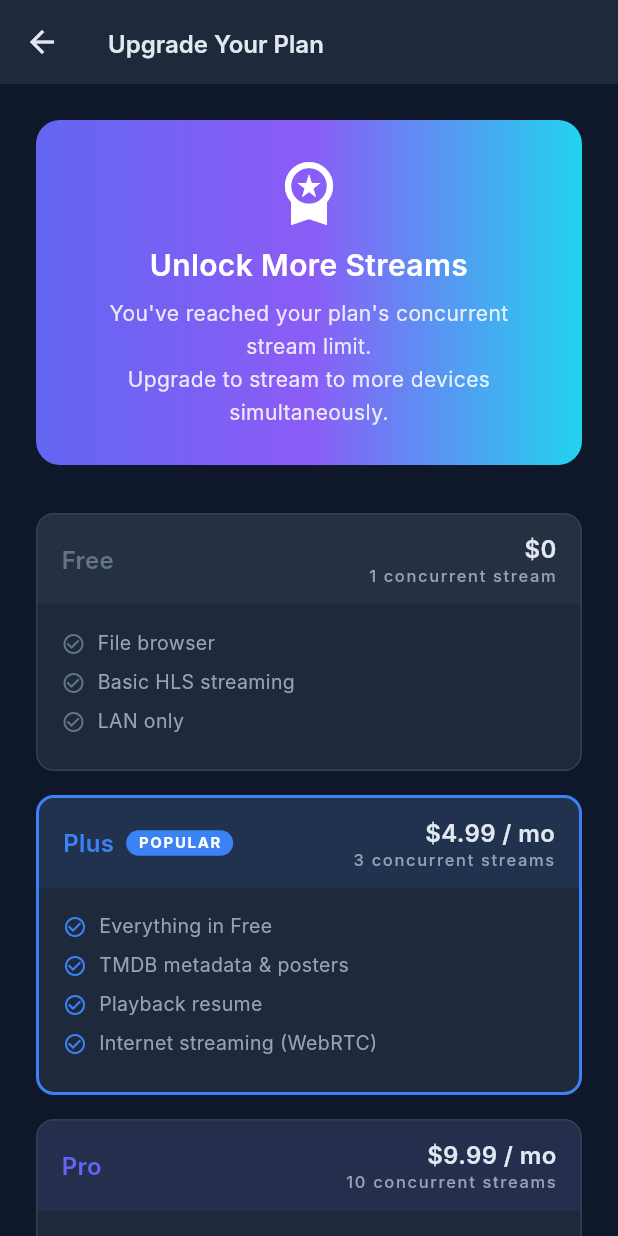
After one commit to Marshal-GG/Fluxora-Personal-Streaming-Platform, a Flutter app: the UpgradeScreen screen opened directly, on a phone screen of 412 x 824 dp. The commit adds this screen. Run offline on Flutter 3.47's test engine with Material 3 defaults, Android fonts, the phone set to English and light mode, and no system bars; our stand-ins replace cached_network_image, dio, flutter_bloc, flutter_secure_storage, freezed_annotation, get_it and 3 more; missing offline and left inert: flutter_webrtc, media_kit, media_kit_video; accounts and stored records are empty; Roboto replaces fonts that are missing (Inter).

Commit message:
feat(phase4): self-hosted license key service + mobile upgrade flow
Server:
- Add license_service.py — HMAC-SHA256 key gen/validation (FLUXORA-<TIER>-<EXPIRY>-<SIG>)
- Enrich GET/PATCH /settings responses with license_status + license_tier
- Add format-level license_key validator to UpdateSettingsBody
- Add FLUXORA_LICENSE_SECRET to config; advisory mode when absent
- 20 new unit tests (test_license_service.py) — happy/expired/bad-sig/malformed/advisory

Mobile:
- Add _TierLimitView to PlayerScreen — branded 429 handler → UpgradeScreen push
- Add UpgradeScreen — tier comparison cards + 4-step activation guide
- Add UpgradeState + LicenseSubmitStatus plain Dart classes (no freezed)

Docs:
- Sync backend arch: license_service in structure + service map + test counts
- Sync frontend arch: upgrade feature, route table, tier limit design notes
- Sync roadmap: license key validation ✅, payment provider 🔲 Planned
- Update CLAUDE.md: phase 4 active + commit format section

```diff
--- /dev/null
+++ b/apps/mobile/lib/features/upgrade/presentation/screens/upgrade_screen.dart
@@ -0,0 +1,350 @@
+import 'package:flutter/material.dart';
+import 'package:fluxora_core/constants/app_colors.dart';
+import 'package:fluxora_core/constants/app_typography.dart';
+
+/// Shown when the user hits a tier limit (PlayerTierLimit state / 429 response).
+///
+/// Explains the subscription tiers, current limits, and instructs the user to
+/// activate a license key via the Fluxora Desktop Control Panel.
+class UpgradeScreen extends StatelessWidget {
+  const UpgradeScreen({super.key});
+
+  @override
+  Widget build(BuildContext context) {
+    return Scaffold(
+      backgroundColor: AppColors.background,
+      appBar: AppBar(
+        backgroundColor: AppColors.surface,
+        title: const Text('Upgrade Your Plan'),
+        leading: BackButton(
+          color: AppColors.textPrimary,
+          onPressed: () => Navigator.of(context).pop(),
+        ),
+      ),
+      body: SafeArea(
+        child: SingleChildScrollView(
+          padding: const EdgeInsets.all(24),
+          child: Column(
+            crossAxisAlignment: CrossAxisAlignment.stretch,
+            children: [
+              // Header
+              _GradientHeader(),
+              const SizedBox(height: 32),
+
+              // Tier cards
+              ..._kTiers.map((t) => Padding(
+                    padding: const EdgeInsets.only(bottom: 16),
+                    child: _TierCard(tier: t),
+                  )),
+              const SizedBox(height: 24),
+
+              // How to activate
+              _ActivationInstructions(),
+            ],
+          ),
+        ),
+      ),
+    );
+  }
+}
+
+// ─────────────────────────────────────────────────────────────────────────────
+// Header
+// ─────────────────────────────────────────────────────────────────────────────
+
+class _GradientHeader extends StatelessWidget {
+  @override
+  Widget build(BuildContext context) {
+    return Container(
+      padding: const EdgeInsets.all(24),
+      decoration: BoxDecoration(
+        gradient: AppColors.brandGradient,
+        borderRadius: BorderRadius.circular(16),
+      ),
+      child: Column(
+        children: [
+          const Icon(Icons.workspace_premium, color: Colors.white, size: 48),
+          const SizedBox(height: 12),
+          Text(
+            'Unlock More Streams',
+            style: AppTypography.headingLg.copyWith(color: Colors.white),
+            textAlign: TextAlign.center,
+          ),
+          const SizedBox(height: 8),
+          Text(
+            'You\'ve reached your plan\'s concurrent stream limit.\n'
+            'Upgrade to stream to more devices simultaneously.',
+            style: AppTypography.bodyMd.copyWith(
+              color: Colors.white.withValues(alpha: 0.85),
+            ),
+            textAlign: TextAlign.center,
+          ),
+        ],
+      ),
+    );
+  }
+}
+
+// ─────────────────────────────────────────────────────────────────────────────
+// Tier data
+// ─────────────────────────────────────────────────────────────────────────────
+
+class _TierData {
+  const _TierData({
+    required this.name,
+    required this.price,
+    required this.streams,
+    required this.features,
+    required this.color,
+    this.isPopular = false,
+  });
+  final String name;
+  final String price;
+  final String streams;
+  final List<String> features;
+  final Color color;
+  final bool isPopular;
+}
+
+const _kTiers = [
+  _TierData(
+    name: 'Free',
+    price: '\$0',
+    streams: '1 concurrent stream',
+    features: ['File browser', 'Basic HLS streaming', 'LAN only'],
+    color: AppColors.textMuted,
+  ),
+  _TierData(
+    name: 'Plus',
+    price: '\$4.99 / mo',
+    streams: '3 concurrent streams',
+    features: [
+      'Everything in Free',
+      'TMDB metadata & posters',
+      'Playback resume',
+      'Internet streaming (WebRTC)',
+    ],
+    color: AppColors.info,
+    isPopular: true,
+  ),
+  _TierData(
+    name: 'Pro',
+    price: '\$9.99 / mo',
+    streams: '10 concurrent streams',
+    features: [
+      'Everything in Plus',
+      'Hardware transcoding (NVENC/VAAPI)',
+      'Priority support',
+    ],
+    color: AppColors.primary,
+  ),
+  _TierData(
+    name: 'Ultimate',
+    price: '\$19.99 / mo',
+    streams: 'Unlimited streams',
+    features: [
+      'Everything in Pro',
+      'AI file organisation',
+      'Family sharing',
+    ],
+    color: AppColors.accentPurple,
+  ),
+];
+
+// ─────────────────────────────────────────────────────────────────────────────
+// Tier card
+// ─────────────────────────────────────────────────────────────────────────────
+
+class _TierCard extends StatelessWidget {
+  const _TierCard({required this.tier});
+  final _TierData tier;
+
+  @override
+  Widget build(BuildContext context) {
+    return Container(
+      decoration: BoxDecoration(
+        color: AppColors.surface,
+        borderRadius: BorderRadius.circular(12),
+        border: Border.all(
+          color: tier.isPopular ? tier.color : AppColors.surfaceRaised,
+          width: tier.isPopular ? 2 : 1,
+        ),
+      ),
+      child: Column(
+        crossAxisAlignment: CrossAxisAlignment.start,
+        children: [
+          // Card header
+          Container(
+            padding: const EdgeInsets.symmetric(horizontal: 16, vertical: 12),
+            decoration: BoxDecoration(
+              color: tier.color.withValues(alpha: 0.1),
+              borderRadius: const BorderRadius.vertical(top: Radius.circular(11)),
+            ),
+            child: Row(
+              children: [
+                Text(
+                  tier.name,
+                  style: AppTypography.headingMd.copyWith(color: tier.color),
+                ),
+                if (tier.isPopular) ...[
+                  const SizedBox(width: 8),
+                  Container(
+                    padding: const EdgeInsets.symmetric(
+                        horizontal: 8, vertical: 2),
+                    decoration: BoxDecoration(
+                      color: tier.color,
+                      borderRadius: BorderRadius.circular(9999),
+                    ),
+                    child: Text(
+                      'POPULAR',
+                      style: AppTypography.label.copyWith(
+                        color: Colors.white,
+                        fontSize: 10,
+                        fontWeight: FontWeight.w700,
+                      ),
+                    ),
+                  ),
+                ],
+                const Spacer(),
+                Column(
+                  crossAxisAlignment: CrossAxisAlignment.end,
+                  children: [
+                    Text(
+                      tier.price,
+                      style: AppTypography.headingMd
+                          .copyWith(color: AppColors.textPrimary),
+                    ),
+                    Text(
+                      tier.streams,
+                      style: AppTypography.label
+                          .copyWith(color: AppColors.textSecondary),
+                    ),
+                  ],
+                ),
+              ],
+            ),
+          ),
+
+          // Feature list
+          Padding(
+            padding: const EdgeInsets.all(16),
+            child: Column(
+              children: tier.features
+                  .map((f) => Padding(
+                        padding: const EdgeInsets.only(bottom: 6),
+                        child: Row(
+                          children: [
+                            Icon(Icons.check_circle_outline,
+                                size: 16, color: tier.color),
+                            const SizedBox(width: 8),
+                            Expanded(
+                              child: Text(
+                                f,
+                                style: AppTypography.bodySm.copyWith(
+                                    color: AppColors.textSecondary),
+                              ),
+                            ),
+                          ],
+                        ),
+                      ))
+                  .toList(),
+            ),
+          ),
+        ],
+      ),
+    );
+  }
+}
+
+// ─────────────────────────────────────────────────────────────────────────────
+// Activation instructions
+// ─────────────────────────────────────────────────────────────────────────────
+
+class _ActivationInstructions extends StatelessWidget {
+  @override
+  Widget build(BuildContext context) {
+    return Container(
+      padding: const EdgeInsets.all(20),
+      decoration: BoxDecoration(
+        color: AppColors.surface,
+        borderRadius: BorderRadius.circular(12),
+        border: Border.all(color: AppColors.surfaceRaised),
+      ),
+      child: Column(
+        crossAxisAlignment: CrossAxisAlignment.start,
+        children: [
+          Row(
+            children: [
+              const Icon(Icons.info_outline,
+                  color: AppColors.primary, size: 20),
+              const SizedBox(width: 8),
+              Text(
+                'How to Activate',
+                style: AppTypography.headingMd
+                    .copyWith(color: AppColors.textPrimary),
+              ),
+            ],
+          ),
+          const SizedBox(height: 16),
+          ..._kSteps.asMap().entries.map((e) => _Step(
+                number: e.key + 1,
+                text: e.value,
+              )),
+        ],
+      ),
+    );
+  }
+}
+
+const _kSteps = [
+  'Purchase a plan at fluxora.app (or request a license key from the server owner).',
+  'Open the Fluxora Desktop Control Panel on the PC running your server.',
+  'Go to Settings → enter your license key and tap Save.',
+  'Your new tier activates immediately — no server restart required.',
+];
+
+class _Step extends StatelessWidget {
+  const _Step({required this.number, required this.text});
+  final int number;
+  final String text;
+
+  @override
+  Widget build(BuildContext context) {
+    return Padding(
+      padding: const EdgeInsets.only(bottom: 12),
+      child: Row(
+        crossAxisAlignment: CrossAxisAlignment.start,
+        children: [
+          Container(
+            width: 24,
+            height: 24,
+            alignment: Alignment.center,
+            decoration: const BoxDecoration(
+              color: AppColors.primary,
+              shape: BoxShape.circle,
+            ),
+            child: Text(
+              '$number',
+              style: AppTypography.label.copyWith(
+                color: Colors.white,
+                fontWeight: FontWeight.w700,
+                fontSize: 12,
+              ),
+            ),
+          ),
+          const SizedBox(width: 12),
+          Expanded(
+            child: Padding(
+              padding: const EdgeInsets.only(top: 3),
+              child: Text(
+                text,
+                style:
+                    AppTypography.bodySm.copyWith(color: AppColors.textSecondary),
+              ),
+            ),
+          ),
+        ],
+      ),
+    );
+  }
+}
```
Also changed, not shown: apps/mobile/lib/features/player/presentation/screens/player_screen.dart (+49 -14 lines), apps/mobile/lib/features/upgrade/presentation/cubit/upgrade_state.dart (added, +34 -0 lines), 12 other files.
